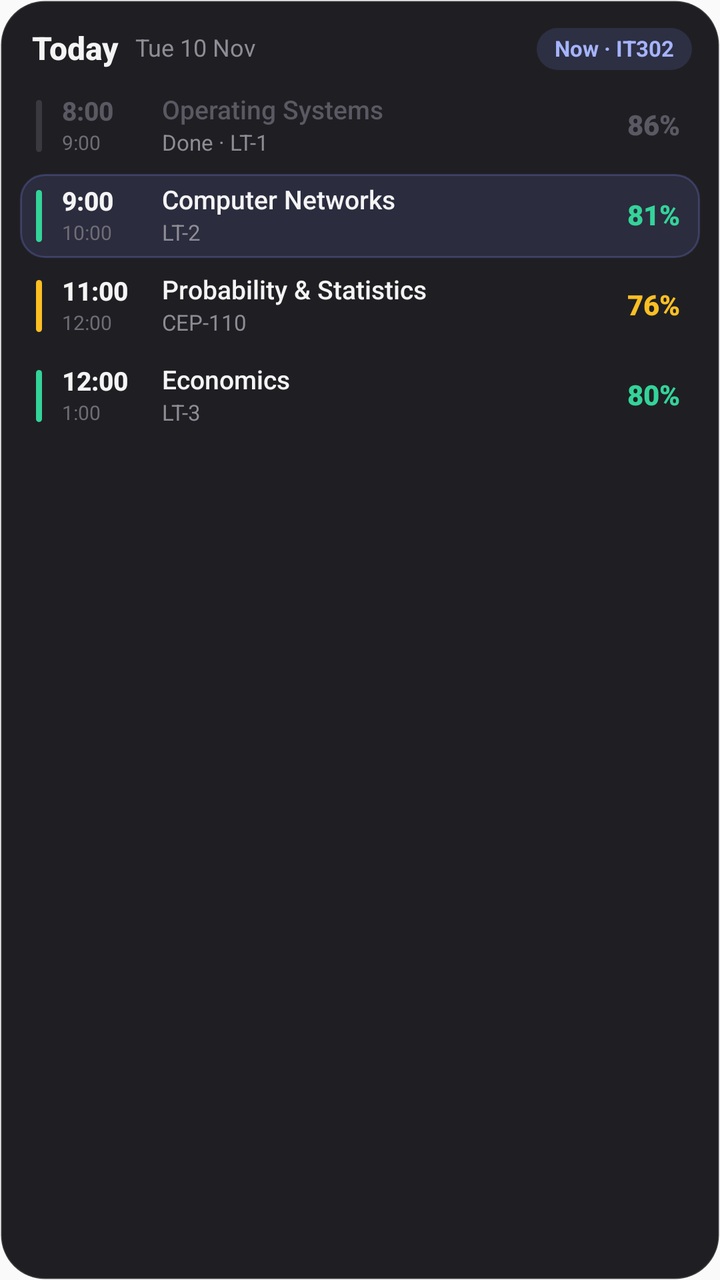
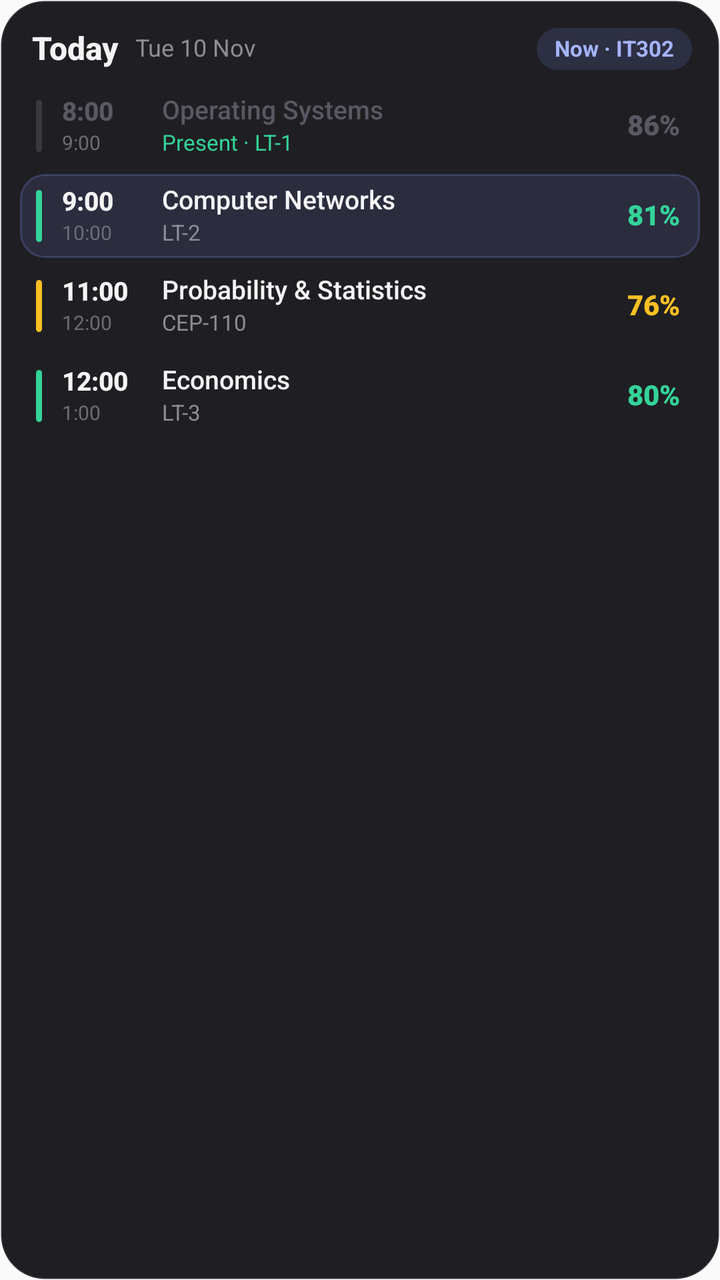

Before-and-after screenshots of an Android layout around one commit, followed by the original layout XML and the change that was made.
<!-- AndroidManifest.xml: application theme AppTheme -->
<!-- res/layout/widget_today_preview.xml -->
<?xml version="1.0" encoding="utf-8"?>
<LinearLayout xmlns:android="http://schemas.android.com/apk/res/android"
    android:id="@+id/widget_root"
    android:layout_width="match_parent"
    android:layout_height="match_parent"
    android:background="@drawable/widget_background"
    android:orientation="vertical"
    android:paddingStart="10dp"
    android:paddingEnd="10dp"
    android:paddingTop="14dp"
    android:paddingBottom="10dp">

    <LinearLayout android:layout_width="match_parent" android:layout_height="wrap_content" android:layout_marginBottom="4dp" android:gravity="center_vertical" android:orientation="horizontal" android:paddingStart="6dp" android:paddingEnd="4dp">
        <TextView android:id="@+id/widget_title" android:layout_width="wrap_content" android:layout_height="wrap_content" android:textSize="16sp" android:textColor="#FFF4F4F5" android:textStyle="bold" android:fontFamily="sans-serif-medium" android:text="Today" android:includeFontPadding="false"  />
        <TextView android:id="@+id/widget_subtitle" android:layout_width="wrap_content" android:layout_height="wrap_content" android:textSize="12sp" android:textColor="#FF8E8D96" android:text="Tue 10 Nov" android:includeFontPadding="false" android:layout_marginStart="8dp" />
        <LinearLayout android:layout_width="0dp" android:layout_height="1dp" android:layout_weight="1" />
        <TextView android:id="@+id/widget_pill" android:layout_width="wrap_content" android:layout_height="wrap_content" android:textSize="11sp" android:textColor="#FFA5B4FC" android:textStyle="bold" android:text="Now · IT302" android:includeFontPadding="false" android:background="@drawable/widget_pill" android:paddingStart="9dp" android:paddingEnd="9dp" android:paddingTop="4dp" android:paddingBottom="4dp" />
    </LinearLayout>

    <LinearLayout android:id="@+id/row_0" android:layout_width="match_parent" android:layout_height="42dp" android:layout_marginTop="3dp" android:gravity="center_vertical" android:orientation="horizontal" android:paddingStart="8dp" android:paddingEnd="10dp">
        <ImageView android:id="@+id/bar_0" android:layout_width="3dp" android:layout_height="26dp" android:scaleType="fitXY" android:src="@drawable/widget_accent_bar" android:tint="#FF3A3940" />
        <LinearLayout android:layout_width="44dp" android:layout_height="wrap_content" android:layout_marginStart="10dp" android:orientation="vertical">
            <TextView android:id="@+id/time_0" android:layout_width="wrap_content" android:layout_height="wrap_content" android:textSize="13sp" android:textColor="#FF5A5963" android:textStyle="bold" android:fontFamily="sans-serif-medium" android:text="8:00" android:includeFontPadding="false"  />
            <TextView android:id="@+id/end_0" android:layout_width="wrap_content" android:layout_height="wrap_content" android:textSize="10sp" android:textColor="#FF6E6D76" android:text="9:00" android:includeFontPadding="false" android:layout_marginTop="2dp" />
        </LinearLayout>
        <LinearLayout android:layout_width="0dp" android:layout_height="wrap_content" android:layout_weight="1" android:layout_marginStart="6dp" android:orientation="vertical">
            <TextView android:id="@+id/name_0" android:layout_width="match_parent" android:layout_height="wrap_content" android:textSize="13sp" android:textColor="#FF5A5963" android:fontFamily="sans-serif-medium" android:text="Operating Systems" android:includeFontPadding="false" android:maxLines="1" android:ellipsize="end" />
            <TextView android:id="@+id/room_0" android:layout_width="match_parent" android:layout_height="wrap_content" android:textSize="11sp" android:textColor="#FF8E8D96" android:text="Done · LT-1" android:includeFontPadding="false" android:layout_marginTop="2dp" android:maxLines="1" android:ellipsize="end" />
        </LinearLayout>
        <TextView android:id="@+id/percent_0" android:layout_width="wrap_content" android:layout_height="wrap_content" android:textSize="14sp" android:textColor="#FF5A5963" android:textStyle="bold" android:fontFamily="sans-serif-black" android:text="86%" android:includeFontPadding="false" android:layout_marginStart="8dp" />
    </LinearLayout>
    <LinearLayout android:id="@+id/row_1" android:layout_width="match_parent" android:layout_height="42dp" android:layout_marginTop="3dp" android:gravity="center_vertical" android:orientation="horizontal" android:paddingStart="8dp" android:paddingEnd="10dp" android:background="@drawable/widget_row_now">
        <ImageView android:id="@+id/bar_1" android:layout_width="3dp" android:layout_height="26dp" android:scaleType="fitXY" android:src="@drawable/widget_accent_bar" android:tint="#FF34D399" />
        <LinearLayout android:layout_width="44dp" android:layout_height="wrap_content" android:layout_marginStart="10dp" android:orientation="vertical">
            <TextView android:id="@+id/time_1" android:layout_width="wrap_content" android:layout_height="wrap_content" android:textSize="13sp" android:textColor="#FFF4F4F5" android:textStyle="bold" android:fontFamily="sans-serif-medium" android:text="9:00" android:includeFontPadding="false"  />
            <TextView android:id="@+id/end_1" android:layout_width="wrap_content" android:layout_height="wrap_content" android:textSize="10sp" android:textColor="#FF6E6D76" android:text="10:00" android:includeFontPadding="false" android:layout_marginTop="2dp" />
        </LinearLayout>
        <LinearLayout android:layout_width="0dp" android:layout_height="wrap_content" android:layout_weight="1" android:layout_marginStart="6dp" android:orientation="vertical">
            <TextView android:id="@+id/name_1" android:layout_width="match_parent" android:layout_height="wrap_content" android:textSize="13sp" android:textColor="#FFF4F4F5" android:fontFamily="sans-serif-medium" android:text="Computer Networks" android:includeFontPadding="false" android:maxLines="1" android:ellipsize="end" />
            <TextView android:id="@+id/room_1" android:layout_width="match_parent" android:layout_height="wrap_content" android:textSize="11sp" android:textColor="#FF8E8D96" android:text="LT-2" android:includeFontPadding="false" android:layout_marginTop="2dp" android:maxLines="1" android:ellipsize="end" />
        </LinearLayout>
        <TextView android:id="@+id/percent_1" android:layout_width="wrap_content" android:layout_height="wrap_content" android:textSize="14sp" android:textColor="#FF34D399" android:textStyle="bold" android:fontFamily="sans-serif-black" android:text="81%" android:includeFontPadding="false" android:layout_marginStart="8dp" />
    </LinearLayout>
    <LinearLayout android:id="@+id/row_2" android:layout_width="match_parent" android:layout_height="42dp" android:layout_marginTop="3dp" android:gravity="center_vertical" android:orientation="horizontal" android:paddingStart="8dp" android:paddingEnd="10dp">
        <ImageView android:id="@+id/bar_2" android:layout_width="3dp" android:layout_height="26dp" android:scaleType="fitXY" android:src="@drawable/widget_accent_bar" android:tint="#FFFBBF24" />
        <LinearLayout android:layout_width="44dp" android:layout_height="wrap_content" android:layout_marginStart="10dp" android:orientation="vertical">
            <TextView android:id="@+id/time_2" android:layout_width="wrap_content" android:layout_height="wrap_content" android:textSize="13sp" android:textColor="#FFF4F4F5" android:textStyle="bold" android:fontFamily="sans-serif-medium" android:text="11:00" android:includeFontPadding="false"  />
            <TextView android:id="@+id/end_2" android:layout_width="wrap_content" android:layout_height="wrap_content" android:textSize="10sp" android:textColor="#FF6E6D76" android:text="12:00" android:includeFontPadding="false" android:layout_marginTop="2dp" />
        </LinearLayout>
        <LinearLayout android:layout_width="0dp" android:layout_height="wrap_content" android:layout_weight="1" android:layout_marginStart="6dp" android:orientation="vertical">
            <TextView android:id="@+id/name_2" android:layout_width="match_parent" android:layout_height="wrap_content" android:textSize="13sp" android:textColor="#FFF4F4F5" android:fontFamily="sans-serif-medium" android:text="Probability &amp; Statistics" android:includeFontPadding="false" android:maxLines="1" android:ellipsize="end" />
            <TextView android:id="@+id/room_2" android:layout_width="match_parent" android:layout_height="wrap_content" android:textSize="11sp" android:textColor="#FF8E8D96" android:text="CEP-110" android:includeFontPadding="false" android:layout_marginTop="2dp" android:maxLines="1" android:ellipsize="end" />
        </LinearLayout>
        <TextView android:id="@+id/percent_2" android:layout_width="wrap_content" android:layout_height="wrap_content" android:textSize="14sp" android:textColor="#FFFBBF24" android:textStyle="bold" android:fontFamily="sans-serif-black" android:text="76%" android:includeFontPadding="false" android:layout_marginStart="8dp" />
    </LinearLayout>
    <LinearLayout android:id="@+id/row_3" android:layout_width="match_parent" android:layout_height="42dp" android:layout_marginTop="3dp" android:gravity="center_vertical" android:orientation="horizontal" android:paddingStart="8dp" android:paddingEnd="10dp">
        <ImageView android:id="@+id/bar_3" android:layout_width="3dp" android:layout_height="26dp" android:scaleType="fitXY" android:src="@drawable/widget_accent_bar" android:tint="#FF34D399" />
        <LinearLayout android:layout_width="44dp" android:layout_height="wrap_content" android:layout_marginStart="10dp" android:orientation="vertical">
            <TextView android:id="@+id/time_3" android:layout_width="wrap_content" android:layout_height="wrap_content" android:textSize="13sp" android:textColor="#FFF4F4F5" android:textStyle="bold" android:fontFamily="sans-serif-medium" android:text="12:00" android:includeFontPadding="false"  />
            <TextView android:id="@+id/end_3" android:layout_width="wrap_content" android:layout_height="wrap_content" android:textSize="10sp" android:textColor="#FF6E6D76" android:text="1:00" android:includeFontPadding="false" android:layout_marginTop="2dp" />
        </LinearLayout>
        <LinearLayout android:layout_width="0dp" android:layout_height="wrap_content" android:layout_weight="1" android:layout_marginStart="6dp" android:orientation="vertical">
            <TextView android:id="@+id/name_3" android:layout_width="match_parent" android:layout_height="wrap_content" android:textSize="13sp" android:textColor="#FFF4F4F5" android:fontFamily="sans-serif-medium" android:text="Economics" android:includeFontPadding="false" android:maxLines="1" android:ellipsize="end" />
            <TextView android:id="@+id/room_3" android:layout_width="match_parent" android:layout_height="wrap_content" android:textSize="11sp" android:textColor="#FF8E8D96" android:text="LT-3" android:includeFontPadding="false" android:layout_marginTop="2dp" android:maxLines="1" android:ellipsize="end" />
        </LinearLayout>
        <TextView android:id="@+id/percent_3" android:layout_width="wrap_content" android:layout_height="wrap_content" android:textSize="14sp" android:textColor="#FF34D399" android:textStyle="bold" android:fontFamily="sans-serif-black" android:text="80%" android:includeFontPadding="false" android:layout_marginStart="8dp" />
    </LinearLayout>
    <LinearLayout android:id="@+id/row_4" android:layout_width="match_parent" android:layout_height="42dp" android:layout_marginTop="3dp" android:gravity="center_vertical" android:orientation="horizontal" android:paddingStart="8dp" android:paddingEnd="10dp" android:visibility="gone">
        <ImageView android:id="@+id/bar_4" android:layout_width="3dp" android:layout_height="26dp" android:scaleType="fitXY" android:src="@drawable/widget_accent_bar" />
        <LinearLayout android:layout_width="44dp" android:layout_height="wrap_content" android:layout_marginStart="10dp" android:orientation="vertical">
            <TextView android:id="@+id/time_4" android:layout_width="wrap_content" android:layout_height="wrap_content" android:textSize="13sp" android:textColor="#FFF4F4F5" android:textStyle="bold" android:fontFamily="sans-serif-medium" android:includeFontPadding="false"  />
            <TextView android:id="@+id/end_4" android:layout_width="wrap_content" android:layout_height="wrap_content" android:textSize="10sp" android:textColor="#FF6E6D76" android:includeFontPadding="false" android:layout_marginTop="2dp" />
        </LinearLayout>
        <LinearLayout android:layout_width="0dp" android:layout_height="wrap_content" android:layout_weight="1" android:layout_marginStart="6dp" android:orientation="vertical">
            <TextView android:id="@+id/name_4" android:layout_width="match_parent" android:layout_height="wrap_content" android:textSize="13sp" android:textColor="#FFF4F4F5" android:fontFamily="sans-serif-medium" android:includeFontPadding="false" android:maxLines="1" android:ellipsize="end" />
            <TextView android:id="@+id/room_4" android:layout_width="match_parent" android:layout_height="wrap_content" android:textSize="11sp" android:textColor="#FF8E8D96" android:includeFontPadding="false" android:layout_marginTop="2dp" android:maxLines="1" android:ellipsize="end" />
        </LinearLayout>
        <TextView android:id="@+id/percent_4" android:layout_width="wrap_content" android:layout_height="wrap_content" android:textSize="14sp" android:textColor="#FFF4F4F5" android:textStyle="bold" android:fontFamily="sans-serif-black" android:includeFontPadding="false" android:layout_marginStart="8dp" />
    </LinearLayout>
    <LinearLayout android:id="@+id/row_5" android:layout_width="match_parent" android:layout_height="42dp" android:layout_marginTop="3dp" android:gravity="center_vertical" android:orientation="horizontal" android:paddingStart="8dp" android:paddingEnd="10dp" android:visibility="gone">
        <ImageView android:id="@+id/bar_5" android:layout_width="3dp" android:layout_height="26dp" android:scaleType="fitXY" android:src="@drawable/widget_accent_bar" />
        <LinearLayout android:layout_width="44dp" android:layout_height="wrap_content" android:layout_marginStart="10dp" android:orientation="vertical">
            <TextView android:id="@+id/time_5" android:layout_width="wrap_content" android:layout_height="wrap_content" android:textSize="13sp" android:textColor="#FFF4F4F5" android:textStyle="bold" android:fontFamily="sans-serif-medium" android:includeFontPadding="false"  />
            <TextView android:id="@+id/end_5" android:layout_width="wrap_content" android:layout_height="wrap_content" android:textSize="10sp" android:textColor="#FF6E6D76" android:includeFontPadding="false" android:layout_marginTop="2dp" />
        </LinearLayout>
        <LinearLayout android:layout_width="0dp" android:layout_height="wrap_content" android:layout_weight="1" android:layout_marginStart="6dp" android:orientation="vertical">
            <TextView android:id="@+id/name_5" android:layout_width="match_parent" android:layout_height="wrap_content" android:textSize="13sp" android:textColor="#FFF4F4F5" android:fontFamily="sans-serif-medium" android:includeFontPadding="false" android:maxLines="1" android:ellipsize="end" />
            <TextView android:id="@+id/room_5" android:layout_width="match_parent" android:layout_height="wrap_content" android:textSize="11sp" android:textColor="#FF8E8D96" android:includeFontPadding="false" android:layout_marginTop="2dp" android:maxLines="1" android:ellipsize="end" />
        </LinearLayout>
        <TextView android:id="@+id/percent_5" android:layout_width="wrap_content" android:layout_height="wrap_content" android:textSize="14sp" android:textColor="#FFF4F4F5" android:textStyle="bold" android:fontFamily="sans-serif-black" android:includeFontPadding="false" android:layout_marginStart="8dp" />
    </LinearLayout>
    <TextView android:id="@+id/widget_message" android:layout_width="match_parent" android:layout_height="wrap_content" android:textSize="12sp" android:textColor="#FF8E8D96" android:includeFontPadding="false" android:layout_marginTop="6dp" android:paddingStart="8dp" android:visibility="gone" />
</LinearLayout>
<!-- resources referenced by this layout -->
<resources>
  <!-- drawable widget_accent_bar (drawable) -->
  <?xml version="1.0" encoding="utf-8"?>
  <shape xmlns:android="http://schemas.android.com/apk/res/android" android:shape="rectangle">
      <solid android:color="#FFFFFFFF" />
      <corners android:radius="2dp" />
  </shape>
  <!-- drawable widget_background (drawable) -->
  <?xml version="1.0" encoding="utf-8"?>
  <shape xmlns:android="http://schemas.android.com/apk/res/android" android:shape="rectangle">
      <solid android:color="#F0121216" />
      <stroke android:width="1dp" android:color="#22FFFFFF" />
      <corners android:radius="22dp" />
  </shape>
  <!-- drawable widget_pill (drawable) -->
  <?xml version="1.0" encoding="utf-8"?>
  <shape xmlns:android="http://schemas.android.com/apk/res/android" android:shape="rectangle">
      <solid android:color="#26818CF8" />
      <corners android:radius="999dp" />
  </shape>
  <!-- drawable widget_row_now (drawable) -->
  <?xml version="1.0" encoding="utf-8"?>
  <shape xmlns:android="http://schemas.android.com/apk/res/android" android:shape="rectangle">
      <solid android:color="#1F818CF8" />
      <stroke android:width="1dp" android:color="#40818CF8" />
      <corners android:radius="12dp" />
  </shape>
  <style name="AppTheme" parent="Theme.AppCompat.Light.DarkActionBar">
          
          <item name="colorPrimary">@color/colorPrimary</item>
          <item name="colorPrimaryDark">@color/colorPrimaryDark</item>
          <item name="colorAccent">@color/colorAccent</item>
      </style>
</resources>

<!-- the commit's change to res/layout/widget_today_preview.xml (unified diff, before → after) -->
@@ -25,7 +25,7 @@
         </LinearLayout>
         <LinearLayout android:layout_width="0dp" android:layout_height="wrap_content" android:layout_weight="1" android:layout_marginStart="6dp" android:orientation="vertical">
             <TextView android:id="@+id/name_0" android:layout_width="match_parent" android:layout_height="wrap_content" android:textSize="13sp" android:textColor="#FF5A5963" android:fontFamily="sans-serif-medium" android:text="Operating Systems" android:includeFontPadding="false" android:maxLines="1" android:ellipsize="end" />
-            <TextView android:id="@+id/room_0" android:layout_width="match_parent" android:layout_height="wrap_content" android:textSize="11sp" android:textColor="#FF8E8D96" android:text="Done · LT-1" android:includeFontPadding="false" android:layout_marginTop="2dp" android:maxLines="1" android:ellipsize="end" />
+            <TextView android:id="@+id/room_0" android:layout_width="match_parent" android:layout_height="wrap_content" android:textSize="11sp" android:textColor="#FF34D399" android:text="Present · LT-1" android:includeFontPadding="false" android:layout_marginTop="2dp" android:maxLines="1" android:ellipsize="end" />
         </LinearLayout>
         <TextView android:id="@+id/percent_0" android:layout_width="wrap_content" android:layout_height="wrap_content" android:textSize="14sp" android:textColor="#FF5A5963" android:textStyle="bold" android:fontFamily="sans-serif-black" android:text="86%" android:includeFontPadding="false" android:layout_marginStart="8dp" />
     </LinearLayout>
